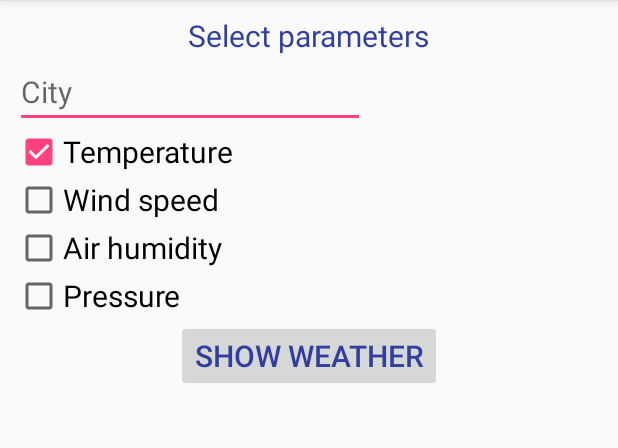
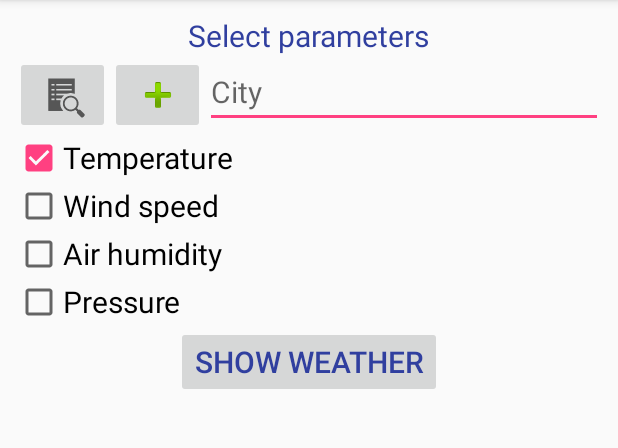
Before and after one commit to z0lk1n/NiceWeather, an Android app: the screen it shows after launch (MainActivity), on a phone screen of 412 x 824 dp, the part 84-532 px from its top. Run offline under Robolectric (Android 15) with nearby library versions, the phone set to English and light mode, and no system bars.

```diff
--- a/app/build.gradle
+++ b/app/build.gradle
@@ -20,6 +20,7 @@ android {
 
 dependencies {
     implementation fileTree(dir: 'libs', include: ['*.jar'])
+    implementation 'com.android.support:recyclerview-v7:26.1.0'
     implementation 'com.android.support:appcompat-v7:26.1.0'
     implementation 'com.android.support.constraint:constraint-layout:1.1.0'
     implementation 'com.android.support:design:26.1.0'
--- a/app/src/main/java/online/z0lk1n/android/niceweather/DetailedWeatherFragment.java
+++ b/app/src/main/java/online/z0lk1n/android/niceweather/DetailedWeatherFragment.java
@@ -28,6 +28,7 @@ public class DetailedWeatherFragment extends Fragment {
     public View onCreateView(LayoutInflater inflater, ViewGroup container,
                              Bundle savedInstanceState) {
         View layout = inflater.inflate(R.layout.fragment_detailed_weather, container, false);
+        setRetainInstance(true);
 
         cityView = layout.findViewById(R.id.txtView_city);
         weatherImage = layout.findViewById(R.id.imgView_weather_image);
--- a/app/src/main/java/online/z0lk1n/android/niceweather/FragmentNavigator.java
+++ b/app/src/main/java/online/z0lk1n/android/niceweather/FragmentNavigator.java
@@ -2,4 +2,6 @@ package online.z0lk1n.android.niceweather;
 
 public interface FragmentNavigator {
     void startDetailedWeatherFragment(Parcel parcel);
+    void startCitiesListFragment();
+    void startParametersFragment(String city);
 }
--- a/app/src/main/java/online/z0lk1n/android/niceweather/ParametersFragment.java
+++ b/app/src/main/java/online/z0lk1n/android/niceweather/ParametersFragment.java
@@ -10,22 +10,26 @@ import android.view.View;
 import android.view.ViewGroup;
 import android.widget.Button;
 import android.widget.CheckBox;
+import android.widget.ImageButton;
 import android.widget.TextView;
 
 public class ParametersFragment extends Fragment {
     public static final String PARCEL = "CurrentCity";
+    public static final String CITY = "city";
     private TextView cityTxt;
     private CheckBox temperatureChkBox;
     private CheckBox windSpeedChkBox;
     private CheckBox airHumidityChkBox;
     private CheckBox pressureChkBox;
     private Parcel currentCity;
+    private String city;
 
     @Override
     public View onCreateView(LayoutInflater inflater,
                              ViewGroup container,
                              Bundle savedInstanceState) {
         View fragmentView = inflater.inflate(R.layout.fragment_parameters, container, false);
+        setRetainInstance(true);
 
         cityTxt = fragmentView.findViewById(R.id.edTxt_city);
         temperatureChkBox = fragmentView.findViewById(R.id.chkBox_temperature);
@@ -33,6 +37,8 @@ public class ParametersFragment extends Fragment {
         airHumidityChkBox = fragmentView.findViewById(R.id.chkBox_air_humidity);
         pressureChkBox = fragmentView.findViewById(R.id.chkBox_pressure);
         final Button showWeatherBtn = fragmentView.findViewById(R.id.btn_show_weather);
+        final ImageButton citiesListBtn = fragmentView.findViewById(R.id.imgBtn_cities_list);
+        ImageButton addCityBtn = fragmentView.findViewById(R.id.imgBtn_add_city);
 
         cityTxt.addTextChangedListener(new TextWatcher() {
             @Override
@@ -52,12 +58,28 @@ public class ParametersFragment extends Fragment {
         });
 
         final Activity that = getActivity();
+
         showWeatherBtn.setOnClickListener(new View.OnClickListener() {
             @Override
             public void onClick(View view) {
                 FragmentNavigator fragmentNavigator = (FragmentNavigator) that;
                 createParcel();
                 fragmentNavigator.startDetailedWeatherFragment(currentCity);
+            }
+        });
+
+        citiesListBtn.setOnClickListener(new View.OnClickListener() {
+            @Override
+            public void onClick(View view) {
+                FragmentNavigator fragmentNavigator = (FragmentNavigator) that;
+                fragmentNavigator.startCitiesListFragment();
+            }
+        });
+
+        addCityBtn.setOnClickListener(new View.OnClickListener() {
+            @Override
+            public void onClick(View view) {
+
             }
         });
 
@@ -68,4 +90,14 @@ public class ParametersFragment extends Fragment {
         currentCity = new Parcel(cityTxt.getText().toString().trim(), temperatureChkBox.isChecked(),
                 windSpeedChkBox.isChecked(), airHumidityChkBox.isChecked(), pressureChkBox.isChecked());
     }
+
+    public void setCity(String city) {
+        this.city = city;
+    }
+
+    @Override
+    public void onStart() {
+        super.onStart();
+        cityTxt.setText(city);
+    }
 }
--- a/app/src/main/java/online/z0lk1n/android/niceweather/Parcel.java
+++ b/app/src/main/java/online/z0lk1n/android/niceweather/Parcel.java
@@ -16,6 +16,7 @@ public class Parcel implements Serializable {
         this.airHumidity = airHumidity;
         this.pressure = pressure;
     }
+
 
     public String getCityName() {
         return cityName;
--- a/app/src/main/res/layout/activity_main.xml
+++ b/app/src/main/res/layout/activity_main.xml
@@ -5,9 +5,7 @@
     android:orientation="vertical">
 
     <FrameLayout xmlns:android="http://schemas.android.com/apk/res/android"
+        android:id="@+id/fragment_container"
         android:layout_width="match_parent"
-        android:layout_height="match_parent"
-        android:id="@+id/fragment_container">
-
-    </FrameLayout>
+        android:layout_height="match_parent" />
 </LinearLayout>
--- a/app/src/main/res/layout/fragment_parameters.xml
+++ b/app/src/main/res/layout/fragment_parameters.xml
@@ -1,51 +1,75 @@
 <?xml version="1.0" encoding="utf-8"?>
 <LinearLayout xmlns:android="http://schemas.android.com/apk/res/android"
+    xmlns:app="http://schemas.android.com/apk/res-auto"
+    xmlns:tools="http://schemas.android.com/tools"
     android:layout_width="match_parent"
     android:layout_height="match_parent"
     android:layout_margin="@dimen/main_margin"
     android:orientation="vertical">
 
-    <android.support.v7.widget.AppCompatTextView
+    <TextView
         android:id="@+id/txtView_label"
         android:layout_width="wrap_content"
         android:layout_height="wrap_content"
         android:layout_gravity="center"
         android:text="@string/select_parameters" />
 
-    <android.support.v7.widget.AppCompatEditText
+    <LinearLayout
+        android:layout_width="match_parent"
+        android:layout_height="wrap_content">
+
+        <ImageButton
+            android:id="@+id/imgBtn_cities_list"
+            android:layout_width="wrap_content"
+            android:layout_height="wrap_content"
+            android:layout_weight="1"
+            app:srcCompat="?android:attr/actionModeFindDrawable"
+            tools:targetApi="lollipop" />
+
+        <ImageButton
+            android:id="@+id/imgBtn_add_city"
+            android:layout_width="wrap_content"
+            android:layout_height="wrap_content"
+            android:layout_weight="1"
+            android:layout_gravity="center"
+            app:srcCompat="@android:drawable/ic_input_add" />
+
+        <EditText
             android:id="@+id/edTxt_city"
             android:layout_width="wrap_content"
             android:layout_height="wrap_content"
+            android:layout_weight="4"
             android:ems="10"
             android:hint="@string/city"
             android:inputType="text" />
+    </LinearLayout>
 
-    <android.support.v7.widget.AppCompatCheckBox
+    <CheckBox
         android:id="@+id/chkBox_temperature"
         android:layout_width="wrap_content"
         android:layout_height="wrap_content"
         android:checked="true"
         android:text="@string/temperature" />
 
-    <android.support.v7.widget.AppCompatCheckBox
+    <CheckBox
         android:id="@+id/chkBox_wind_speed"
         android:layout_width="wrap_content"
         android:layout_height="wrap_content"
         android:text="@string/wind_speed" />
 
-    <android.support.v7.widget.AppCompatCheckBox
+    <CheckBox
         android:id="@+id/chkBox_air_humidity"
         android:layout_width="wrap_content"
         android:layout_height="wrap_content"
         android:text="@string/air_humidity" />
 
-    <android.support.v7.widget.AppCompatCheckBox
+    <CheckBox
         android:id="@+id/chkBox_pressure"
         android:layout_width="wrap_content"
         android:layout_height="wrap_content"
         android:text="@string/pressure" />
 
-    <android.support.v7.widget.AppCompatButton
+    <Button
         android:id="@+id/btn_show_weather"
         android:layout_width="wrap_content"
         android:layout_height="wrap_content"
--- /dev/null
+++ b/app/src/main/res/layout/item.xml
@@ -0,0 +1,6 @@
+<?xml version="1.0" encoding="utf-8"?>
+<TextView xmlns:android="http://schemas.android.com/apk/res/android"
+    android:id="@+id/txtView_item"
+    android:layout_width="wrap_content"
+    android:layout_height="wrap_content"
+    android:textSize="42sp"/>
--- a/app/src/main/res/values/array.xml
+++ b/app/src/main/res/values/array.xml
@@ -3,25 +3,25 @@
 
     <integer-array name="weather_images">
         <item>@drawable/clear</item>
-        <!--<item>@drawable/sun_and_rain</item>-->
-        <!--<item>@drawable/rain</item>-->
-        <!--<item>@drawable/night</item>-->
-        <!--<item>@drawable/full_moon</item>-->
-        <!--<item>@drawable/overcast</item>-->
-        <!--<item>@drawable/almost_clear</item>-->
-        <!--<item>@drawable/scattered</item>-->
-        <!--<item>@drawable/snow</item>-->
-        <!--<item>@drawable/snow_and_rain</item>-->
-        <!--<item>@drawable/thunders</item>-->
-        <!--<item>@drawable/snow_storm</item>-->
-        <!--<item>@drawable/windy_clouds</item>-->
-        <!--<item>@drawable/tornado</item>-->
-        <!--<item>@drawable/heavy_rain</item>-->
-        <!--<item>@drawable/medium_rain</item>-->
-        <!--<item>@drawable/mist</item>-->
-        <!--<item>@drawable/smoke</item>-->
-        <!--<item>@drawable/windy</item>-->
-        <!--<item>@drawable/windy_clear</item>-->
+        <item>@drawable/sun_and_rain</item>
+        <item>@drawable/rain</item>
+        <item>@drawable/night</item>
+        <item>@drawable/full_moon</item>
+        <item>@drawable/overcast</item>
+        <item>@drawable/almost_clear</item>
+        <item>@drawable/scattered</item>
+        <item>@drawable/snow</item>
+        <item>@drawable/snow_and_rain</item>
+        <item>@drawable/thunders</item>
+        <item>@drawable/snow_storm</item>
+        <item>@drawable/windy_clouds</item>
+        <item>@drawable/tornado</item>
+        <item>@drawable/heavy_rain</item>
+        <item>@drawable/medium_rain</item>
+        <item>@drawable/mist</item>
+        <item>@drawable/smoke</item>
+        <item>@drawable/windy</item>
+        <item>@drawable/windy_clear</item>
     </integer-array>
 
 </resources>
```
Also changed, not shown: app/src/main/java/online/z0lk1n/android/niceweather/CitiesListFragment.java (added, +50 -0 lines), app/src/main/java/online/z0lk1n/android/niceweather/MainActivity.java (+21 -0 lines), app/src/main/java/online/z0lk1n/android/niceweather/RecyclerAdapter.java (added, +63 -0 lines), app/src/main/res/layout/fragment_cities_list.xml (added, +12 -0 lines). Lines whose indentation alone changed are shown as unchanged.
